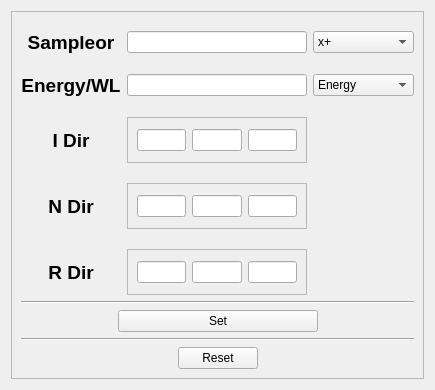
HugoValim/DAF, file gui/experiment.ui: the form before one commit.
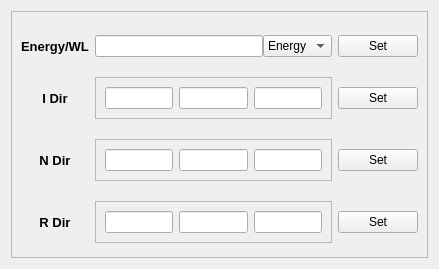
The form after the commit.

Commit message: Upgraded experiment UI

Patch:
```diff
--- a/gui/experiment.ui
+++ b/gui/experiment.ui
@@ -6,8 +6,8 @@
    <rect>
     <x>0</x>
     <y>0</y>
-    <width>435</width>
-    <height>390</height>
+    <width>439</width>
+    <height>269</height>
    </rect>
   </property>
   <property name="windowTitle">
@@ -31,24 +31,7 @@
         <property name="verticalSpacing">
          <number>20</number>
         </property>
-        <item row="1" column="0">
-         <widget class="QLabel" name="label_2">
-          <property name="font">
-           <font>
-            <pointsize>14</pointsize>
-            <weight>75</weight>
-            <bold>true</bold>
-           </font>
-          </property>
-          <property name="text">
-           <string>Energy/WL</string>
-          </property>
-          <property name="alignment">
-           <set>Qt::AlignCenter</set>
-          </property>
-         </widget>
-        </item>
-        <item row="3" column="1">
+        <item row="2" column="1">
          <widget class="QFrame" name="frame_3">
           <property name="frameShape">
            <enum>QFrame::StyledPanel</enum>
@@ -94,88 +77,28 @@
           </layout>
          </widget>
         </item>
-        <item row="4" column="1">
-         <widget class="QFrame" name="frame_4">
-          <property name="frameShape">
-           <enum>QFrame::StyledPanel</enum>
-          </property>
-          <property name="frameShadow">
-           <enum>QFrame::Raised</enum>
-          </property>
-          <layout class="QHBoxLayout" name="horizontalLayout_6">
-           <item>
-            <layout class="QHBoxLayout" name="horizontalLayout_5">
-             <item>
-              <widget class="QLineEdit" name="lineEdit_r_1">
-               <property name="maximumSize">
-                <size>
-                 <width>75</width>
-                 <height>16777215</height>
-                </size>
-               </property>
-              </widget>
-             </item>
-             <item>
-              <widget class="QLineEdit" name="lineEdit_r_2">
-               <property name="maximumSize">
-                <size>
-                 <width>75</width>
-                 <height>16777215</height>
-                </size>
-               </property>
-              </widget>
-             </item>
-             <item>
-              <widget class="QLineEdit" name="lineEdit_r_3">
-               <property name="maximumSize">
-                <size>
-                 <width>75</width>
-                 <height>16777215</height>
-                </size>
-               </property>
-              </widget>
-             </item>
-            </layout>
-           </item>
-          </layout>
-         </widget>
-        </item>
         <item row="0" column="0">
-         <widget class="QLabel" name="label">
+         <widget class="QLabel" name="label_2">
           <property name="font">
            <font>
-            <pointsize>14</pointsize>
+            <pointsize>10</pointsize>
             <weight>75</weight>
             <bold>true</bold>
            </font>
           </property>
           <property name="text">
-           <string>Sampleor</string>
+           <string>Energy/WL</string>
           </property>
           <property name="alignment">
            <set>Qt::AlignCenter</set>
           </property>
          </widget>
         </item>
-        <item row="1" column="2">
-         <widget class="QComboBox" name="comboBox_e_wl">
-          <item>
-           <property name="text">
-            <string>Energy</string>
-           </property>
-          </item>
-          <item>
-           <property name="text">
-            <string>Wave Length</string>
-           </property>
-          </item>
-         </widget>
-        </item>
-        <item row="4" column="0">
+        <item row="3" column="0">
          <widget class="QLabel" name="label_6">
           <property name="font">
            <font>
-            <pointsize>14</pointsize>
+            <pointsize>10</pointsize>
             <weight>75</weight>
             <bold>true</bold>
            </font>
@@ -188,41 +111,7 @@
           </property>
          </widget>
         </item>
-        <item row="3" column="0">
-         <widget class="QLabel" name="label_5">
-          <property name="font">
-           <font>
-            <pointsize>14</pointsize>
-            <weight>75</weight>
-            <bold>true</bold>
-           </font>
-          </property>
-          <property name="text">
-           <string>N Dir</string>
-          </property>
-          <property name="alignment">
-           <set>Qt::AlignCenter</set>
-          </property>
-         </widget>
-        </item>
-        <item row="2" column="0">
-         <widget class="QLabel" name="label_4">
-          <property name="font">
-           <font>
-            <pointsize>14</pointsize>
-            <weight>75</weight>
-            <bold>true</bold>
-           </font>
-          </property>
-          <property name="text">
-           <string>I Dir</string>
-          </property>
-          <property name="alignment">
-           <set>Qt::AlignCenter</set>
-          </property>
-         </widget>
-        </item>
-        <item row="2" column="1">
+        <item row="1" column="1">
          <widget class="QFrame" name="frame_2">
           <property name="frameShape">
            <enum>QFrame::StyledPanel</enum>
@@ -268,178 +157,147 @@
           </layout>
          </widget>
         </item>
+        <item row="1" column="0">
+         <widget class="QLabel" name="label_4">
+          <property name="font">
+           <font>
+            <pointsize>10</pointsize>
+            <weight>75</weight>
+            <bold>true</bold>
+           </font>
+          </property>
+          <property name="text">
+           <string>I Dir</string>
+          </property>
+          <property name="alignment">
+           <set>Qt::AlignCenter</set>
+          </property>
+         </widget>
+        </item>
+        <item row="3" column="1">
+         <widget class="QFrame" name="frame_4">
+          <property name="frameShape">
+           <enum>QFrame::StyledPanel</enum>
+          </property>
+          <property name="frameShadow">
+           <enum>QFrame::Raised</enum>
+          </property>
+          <layout class="QHBoxLayout" name="horizontalLayout_6">
+           <item>
+            <layout class="QHBoxLayout" name="horizontalLayout_5">
+             <item>
+              <widget class="QLineEdit" name="lineEdit_r_1">
+               <property name="maximumSize">
+                <size>
+                 <width>75</width>
+                 <height>16777215</height>
+                </size>
+               </property>
+              </widget>
+             </item>
+             <item>
+              <widget class="QLineEdit" name="lineEdit_r_2">
+               <property name="maximumSize">
+                <size>
+                 <width>75</width>
+                 <height>16777215</height>
+                </size>
+               </property>
+              </widget>
+             </item>
+             <item>
+              <widget class="QLineEdit" name="lineEdit_r_3">
+               <property name="maximumSize">
+                <size>
+                 <width>75</width>
+                 <height>16777215</height>
+                </size>
+               </property>
+              </widget>
+             </item>
+            </layout>
+           </item>
+          </layout>
+         </widget>
+        </item>
+        <item row="2" column="0">
+         <widget class="QLabel" name="label_5">
+          <property name="font">
+           <font>
+            <pointsize>10</pointsize>
+            <weight>75</weight>
+            <bold>true</bold>
+           </font>
+          </property>
+          <property name="text">
+           <string>N Dir</string>
+          </property>
+          <property name="alignment">
+           <set>Qt::AlignCenter</set>
+          </property>
+         </widget>
+        </item>
         <item row="0" column="1">
-         <widget class="QLineEdit" name="lineEdit_sor">
-          <property name="minimumSize">
-           <size>
-            <width>150</width>
-            <height>0</height>
-           </size>
+         <layout class="QHBoxLayout" name="horizontalLayout_7">
+          <item>
+           <widget class="QLineEdit" name="lineEdit_e_wl">
+            <property name="minimumSize">
+             <size>
+              <width>150</width>
+              <height>0</height>
+             </size>
+            </property>
+            <property name="maximumSize">
+             <size>
+              <width>200</width>
+              <height>16777215</height>
+             </size>
+            </property>
+           </widget>
+          </item>
+          <item>
+           <widget class="QComboBox" name="comboBox_e_wl">
+            <item>
+             <property name="text">
+              <string>Energy</string>
+             </property>
+            </item>
+            <item>
+             <property name="text">
+              <string>WL</string>
+             </property>
+            </item>
+           </widget>
+          </item>
+         </layout>
+        </item>
+        <item row="1" column="2">
+         <widget class="QPushButton" name="pushButton_idir">
+          <property name="text">
+           <string>Set</string>
           </property>
-          <property name="maximumSize">
-           <size>
-            <width>200</width>
-            <height>16777215</height>
-           </size>
-          </property>
          </widget>
         </item>
-        <item row="1" column="1">
-         <widget class="QLineEdit" name="lineEdit_e_wl">
-          <property name="minimumSize">
-           <size>
-            <width>150</width>
-            <height>0</height>
-           </size>
+        <item row="2" column="2">
+         <widget class="QPushButton" name="pushButton_ndir">
+          <property name="text">
+           <string>Set</string>
           </property>
-          <property name="maximumSize">
-           <size>
-            <width>200</width>
-            <height>16777215</height>
-           </size>
+         </widget>
+        </item>
+        <item row="3" column="2">
+         <widget class="QPushButton" name="pushButton_rdir">
+          <property name="text">
+           <string>Set</string>
           </property>
          </widget>
         </item>
         <item row="0" column="2">
-         <widget class="QComboBox" name="comboBox_sor">
-          <property name="insertPolicy">
-           <enum>QComboBox::InsertAtBottom</enum>
-          </property>
-          <item>
-           <property name="text">
-            <string>x+</string>
-           </property>
-          </item>
-          <item>
-           <property name="text">
-            <string>x-</string>
-           </property>
-          </item>
-          <item>
-           <property name="text">
-            <string>y+</string>
-           </property>
-          </item>
-          <item>
-           <property name="text">
-            <string>y-</string>
-           </property>
-          </item>
-          <item>
-           <property name="text">
-            <string>z+</string>
-           </property>
-          </item>
-          <item>
-           <property name="text">
-            <string>z-</string>
-           </property>
-          </item>
-          <item>
-           <property name="text">
-            <string>sam</string>
-           </property>
-          </item>
-          <item>
-           <property name="text">
-            <string>det</string>
-           </property>
-          </item>
-         </widget>
-        </item>
-       </layout>
-      </item>
-      <item>
-       <widget class="Line" name="line">
-        <property name="orientation">
-         <enum>Qt::Horizontal</enum>
-        </property>
-       </widget>
-      </item>
-      <item>
-       <layout class="QHBoxLayout" name="horizontalLayout_9">
-        <item>
-         <spacer name="horizontalSpacer">
-          <property name="orientation">
-           <enum>Qt::Horizontal</enum>
-          </property>
-          <property name="sizeHint" stdset="0">
-           <size>
-            <width>40</width>
-            <height>20</height>
-           </size>
-          </property>
-         </spacer>
-        </item>
-        <item>
-         <widget class="QPushButton" name="pushButton_set">
-          <property name="minimumSize">
-           <size>
-            <width>200</width>
-            <height>0</height>
-           </size>
-          </property>
+         <widget class="QPushButton" name="pushButton_energy">
           <property name="text">
            <string>Set</string>
           </property>
          </widget>
-        </item>
-        <item>
-         <spacer name="horizontalSpacer_2">
-          <property name="orientation">
-           <enum>Qt::Horizontal</enum>
-          </property>
-          <property name="sizeHint" stdset="0">
-           <size>
-            <width>40</width>
-            <height>20</height>
-           </size>
-          </property>
-         </spacer>
-        </item>
-       </layout>
-      </item>
-      <item>
-       <widget class="Line" name="line_2">
-        <property name="orientation">
-         <enum>Qt::Horizontal</enum>
-        </property>
-       </widget>
-      </item>
-      <item>
-       <layout class="QHBoxLayout" name="horizontalLayout_7">
-        <item>
-         <spacer name="horizontalSpacer_3">
-          <property name="orientation">
-           <enum>Qt::Horizontal</enum>
-          </property>
-          <property name="sizeHint" stdset="0">
-           <size>
-            <width>40</width>
-            <height>20</height>
-           </size>
-          </property>
-         </spacer>
-        </item>
-        <item>
-         <widget class="QPushButton" name="pushButton_reset">
-          <property name="text">
-           <string>Reset</string>
-          </property>
-         </widget>
-        </item>
-        <item>
-         <spacer name="horizontalSpacer_4">
-          <property name="orientation">
-           <enum>Qt::Horizontal</enum>
-          </property>
-          <property name="sizeHint" stdset="0">
-           <size>
-            <width>40</width>
-            <height>20</height>
-           </size>
-          </property>
-         </spacer>
         </item>
        </layout>
       </item>
```
The commit also changes 3 other files.
